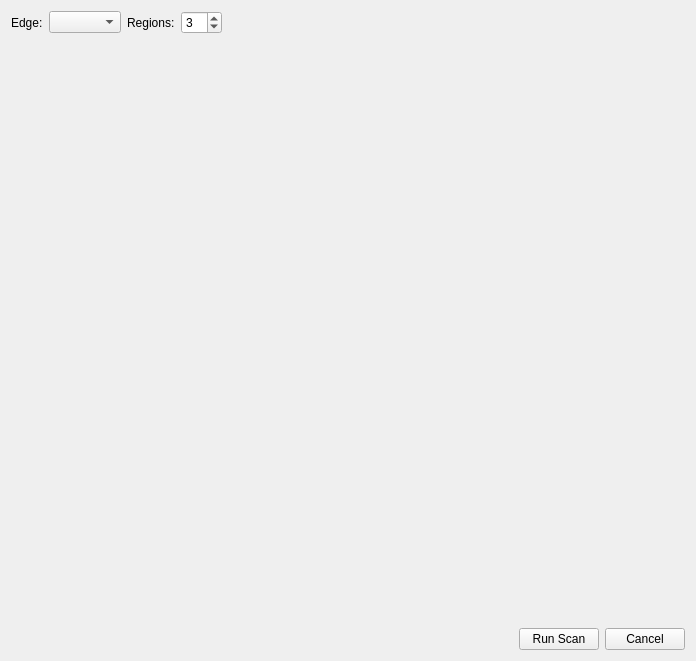
The window that firefly/xafs_scan.ui (spc-group/haven) describes before a commit, drawn with Qt 5.
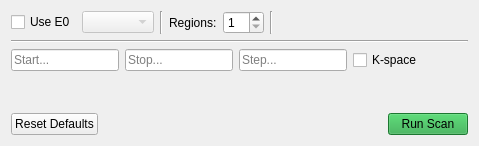
The same window after the commit. Custom widgets are drawn as their Qt base class.

Commit message: Preliminary development of the XAFS scan window.

What changed in the file:
```diff
--- a/firefly/xafs_scan.ui
+++ b/firefly/xafs_scan.ui
@@ -6,8 +6,8 @@
    <rect>
     <x>0</x>
     <y>0</y>
-    <width>696</width>
-    <height>661</height>
+    <width>479</width>
+    <height>146</height>
    </rect>
   </property>
   <property name="windowTitle">
@@ -19,20 +19,34 @@
      <item>
       <layout class="QHBoxLayout" name="horizontalLayout">
        <item>
-        <widget class="QLabel" name="edge_label">
-         <property name="sizePolicy">
-          <sizepolicy hsizetype="Fixed" vsizetype="Preferred">
-           <horstretch>0</horstretch>
-           <verstretch>0</verstretch>
-          </sizepolicy>
-         </property>
+        <widget class="QCheckBox" name="use_edge_checkbox">
          <property name="text">
-          <string>Edge:</string>
+          <string>Use E0</string>
          </property>
         </widget>
        </item>
        <item>
-        <widget class="QComboBox" name="edge_combo_box"/>
+        <widget class="QComboBox" name="edge_combo_box">
+         <property name="enabled">
+          <bool>false</bool>
+         </property>
+         <property name="editable">
+          <bool>false</bool>
+         </property>
+         <property name="currentText">
+          <string/>
+         </property>
+         <property name="frame">
+          <bool>true</bool>
+         </property>
+        </widget>
+       </item>
+       <item>
+        <widget class="Line" name="line_2">
+         <property name="orientation">
+          <enum>Qt::Vertical</enum>
+         </property>
+        </widget>
        </item>
        <item>
         <widget class="QLabel" name="regions_label">
@@ -53,13 +67,20 @@
           <number>1</number>
          </property>
          <property name="value">
-          <number>3</number>
+          <number>1</number>
          </property>
          <property name="displayIntegerBase">
           <number>10</number>
          </property>
         </widget>
        </item>
+       <item>
+        <widget class="Line" name="line_3">
+         <property name="orientation">
+          <enum>Qt::Vertical</enum>
+         </property>
+        </widget>
+       </item>
        <item>
         <spacer name="regions_spacer">
          <property name="orientation">
@@ -76,21 +97,90 @@
       </layout>
      </item>
      <item>
-      <widget class="PyDMEmbeddedDisplay" name="region_widget">
-       <property name="minimumSize">
-        <size>
-         <width>0</width>
-         <height>25</height>
-        </size>
-       </property>
-       <property name="toolTip">
-        <string/>
-       </property>
-       <property name="filename" stdset="0">
-        <string>xafs_scan_region.py</string>
+      <widget class="Line" name="line">
+       <property name="orientation">
+        <enum>Qt::Horizontal</enum>
        </property>
       </widget>
      </item>
+     <item>
+      <layout class="QVBoxLayout" name="regions_layout">
+       <property name="bottomMargin">
+        <number>0</number>
+       </property>
+       <item>
+        <layout class="QHBoxLayout" name="region_layout">
+         <property name="bottomMargin">
+          <number>0</number>
+         </property>
+         <item>
+          <widget class="QLineEdit" name="lineEdit_2">
+           <property name="sizePolicy">
+            <sizepolicy hsizetype="Preferred" vsizetype="Fixed">
+             <horstretch>0</horstretch>
+             <verstretch>0</verstretch>
+            </sizepolicy>
+           </property>
+           <property name="minimumSize">
+            <size>
+             <width>20</width>
+             <height>0</height>
+            </size>
+           </property>
+           <property name="baseSize">
+            <size>
+             <width>0</width>
+             <height>0</height>
+            </size>
+           </property>
+           <property name="placeholderText">
+            <string>Start...</string>
+           </property>
+          </widget>
+         </item>
+         <item>
+          <widget class="QLineEdit" name="lineEdit_3">
+           <property name="sizePolicy">
+            <sizepolicy hsizetype="Preferred" vsizetype="Fixed">
+             <horstretch>0</horstretch>
+             <verstretch>0</verstretch>
+            </sizepolicy>
+           </property>
+           <property name="placeholderText">
+            <string>Stop...</string>
+           </property>
+          </widget>
+         </item>
+         <item>
+          <widget class="QLineEdit" name="lineEdit">
+           <property name="sizePolicy">
+            <sizepolicy hsizetype="Preferred" vsizetype="Fixed">
+             <horstretch>0</horstretch>
+             <verstretch>0</verstretch>
+            </sizepolicy>
+           </property>
+           <property name="placeholderText">
+            <string>Step...</string>
+           </property>
+          </widget>
+         </item>
+         <item>
+          <widget class="QCheckBox" name="checkBox">
+           <property name="sizePolicy">
+            <sizepolicy hsizetype="Expanding" vsizetype="Fixed">
+             <horstretch>0</horstretch>
+             <verstretch>0</verstretch>
+            </sizepolicy>
+           </property>
+           <property name="text">
+            <string>K-space</string>
+           </property>
+          </widget>
+         </item>
+        </layout>
+       </item>
+      </layout>
+     </item>
      <item>
       <spacer name="verticalSpacer">
        <property name="orientation">
@@ -106,6 +196,16 @@
      </item>
      <item>
       <layout class="QHBoxLayout" name="buttons_layout">
+       <item>
+        <widget class="QPushButton" name="pushButton">
+         <property name="styleSheet">
+          <string notr="true"/>
+         </property>
+         <property name="text">
+          <string>Reset Defaults</string>
+         </property>
+        </widget>
+       </item>
        <item>
         <spacer name="buttons_spacer">
          <property name="orientation">
@@ -121,32 +221,20 @@
        </item>
        <item>
         <widget class="QPushButton" name="run_scan_button">
+         <property name="styleSheet">
+          <string notr="true">background-color: #28a745</string>
+         </property>
          <property name="text">
           <string>Run Scan</string>
          </property>
         </widget>
        </item>
-       <item>
-        <widget class="QPushButton" name="cancel_button">
-         <property name="text">
-          <string>Cancel</string>
-         </property>
-        </widget>
-       </item>
       </layout>
      </item>
     </layout>
    </item>
   </layout>
  </widget>
- <customwidgets>
-  <customwidget>
-   <class>PyDMEmbeddedDisplay</class>
-   <extends>QFrame</extends>
-   <header>pydm.widgets.embedded_display</header>
-   <container>1</container>
-  </customwidget>
- </customwidgets>
  <resources/>
  <connections/>
 </ui>
```
The commit also changes 3 other files.
